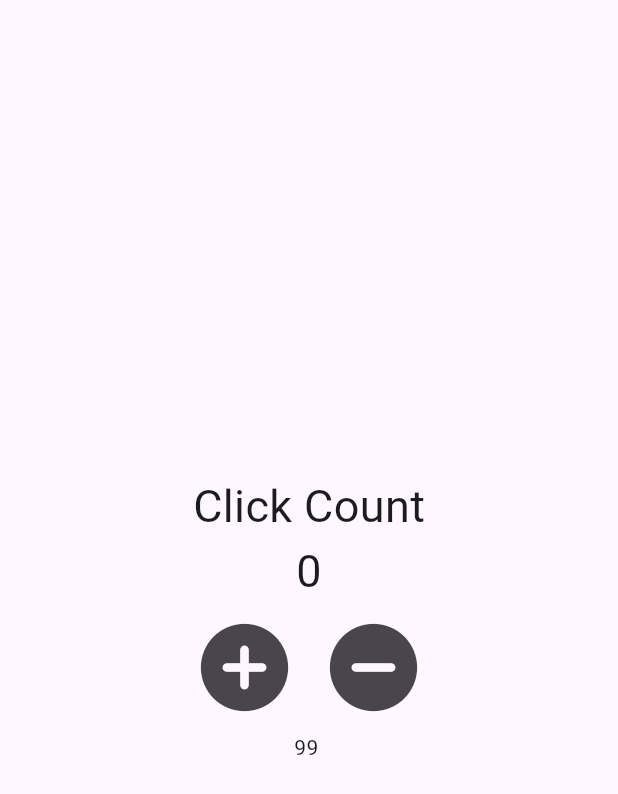
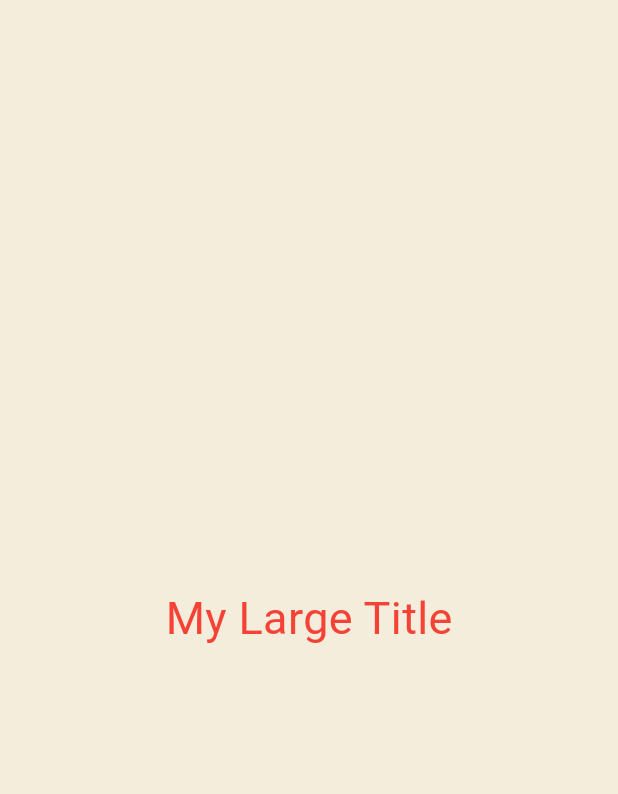
Before and after one commit to rosenrose/flutter-learn, a Flutter app: the screen it shows after launch, on a phone screen of 412 x 824 dp. Shown: the top 794 px of the screen. Run offline on Flutter 3.47's test engine with Material 3 defaults, Android fonts, the phone set to English and light mode, and no system bars.

Commit message:
build context

```diff
--- a/lib/main.dart
+++ b/lib/main.dart
@@ -17,76 +17,44 @@ class App extends StatefulWidget {
 }
 
 class _AppState extends State<App> {
-  int counter = 0;
-  List<int> nums = [99];
-
-  void addCount(int cnt) {
-    counter += cnt;
-
-    if (nums.length % 3 == 0) {
-      setState(() {});
-    }
-
-    print(nums);
-  }
-
   @override
   Widget build(BuildContext context) {
     return MaterialApp(
-      home: Scaffold(
+      theme: ThemeData(
+        textTheme: const TextTheme(
+          titleLarge: TextStyle(
+            color: Colors.red,
+            fontSize: 30,
+          ),
+        ),
+      ),
+      home: const Scaffold(
+        backgroundColor: Color(0xFFF4EDDB),
         body: Center(
           child: Column(
             mainAxisAlignment: MainAxisAlignment.center,
             children: [
-              const Text(
-                "Click Count",
-                style: TextStyle(
-                  fontSize: 30,
-                ),
-              ),
-              Text(
-                "$counter",
-                style: const TextStyle(
-                  fontSize: 30,
-                ),
-              ),
-              Row(
-                mainAxisAlignment: MainAxisAlignment.center,
-                children: [
-                  IconButton(
-                    onPressed: () {
-                      addCount(1);
-                      nums.add(nums.length);
-                    },
-                    icon: const Icon(
-                      Icons.add_circle_rounded,
-                      size: 70,
-                    ),
-                  ),
-                  IconButton(
-                    onPressed: () {
-                      addCount(-1);
-
-                      if (nums.isNotEmpty) {
-                        nums.removeLast();
-                      }
-                    },
-                    icon: const Icon(
-                      Icons.remove_circle_rounded,
-                      size: 70,
-                    ),
-                  ),
-                ],
-              ),
-              Row(
-                mainAxisAlignment: MainAxisAlignment.center,
-                children: [
-                  for (var num in nums) Text("$num "),
-                ],
-              ),
+              MyLargeTitle(),
             ],
           ),
         ),
+      ),
+    );
+  }
+}
+
+class MyLargeTitle extends StatelessWidget {
+  const MyLargeTitle({
+    super.key,
+  });
+
+  @override
+  Widget build(BuildContext context) {
+    return Text(
+      "My Large Title",
+      style: TextStyle(
+        fontSize: 30,
+        color: Theme.of(context).textTheme.titleLarge!.color,
       ),
     );
   }
```
